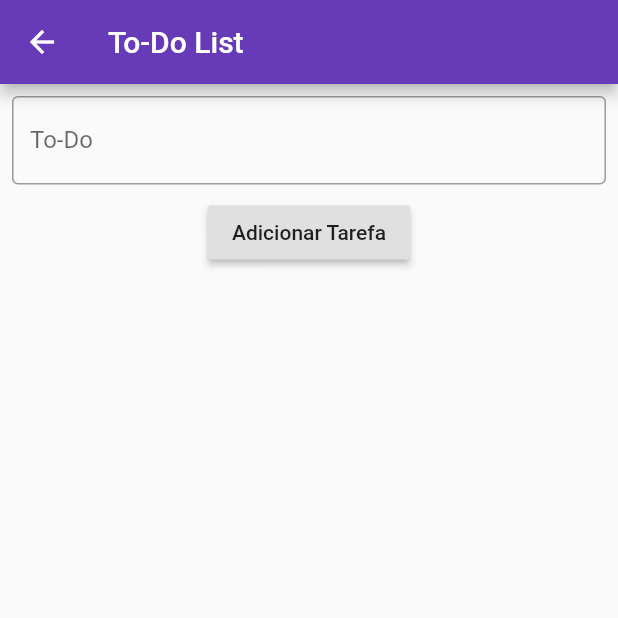
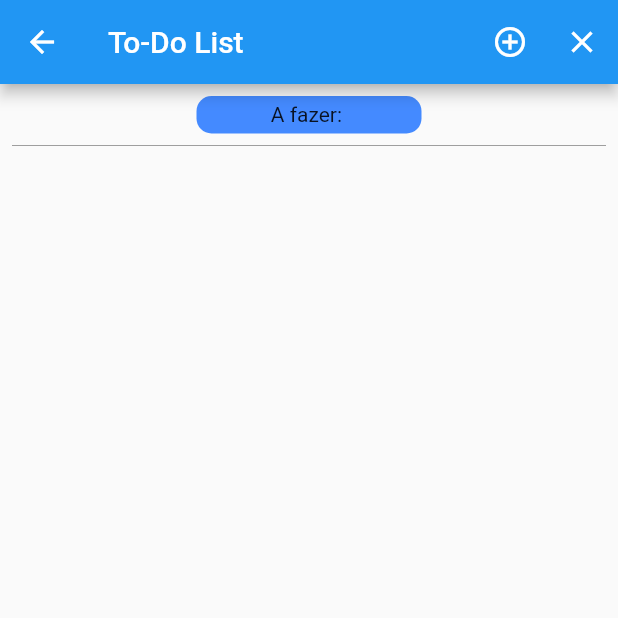
Before and after one commit to bernardo2512/flutter-app-test, a Flutter app: the HomePage screen opened by its route, in the side drawer, after a tap on "To-Do", on a phone screen of 412 x 824 dp, the top half of it. Run offline on Flutter 3.47's test engine with Material 2 defaults, Android fonts, the phone set to English and light mode, and no system bars; network calls fail.

Commit message:
codigo usando CARD on listView

```diff
--- /dev/null
+++ b/lib/todo_controller.dart
@@ -0,0 +1,21 @@
+
+import 'package:flutter/widgets.dart';
+
+class TodoController extends ChangeNotifier {
+
+  static TodoController instance = TodoController();
+  List<String> todoList = [];
+
+  addTarefa(String tarefa){
+    this.todoList.add(tarefa);
+  }
+
+
+  getTarefa(int index){
+    return this.todoList[index];
+  }
+
+  removeTarefa(int index){
+    this.todoList.remove(this.getTarefa(index));
+  }
+}
--- a/lib/todo_page.dart
+++ /dev/null
@@ -1,56 +0,0 @@
-import 'package:flutter/material.dart';
-
-class TodoPage extends StatefulWidget {
-  @override
-  _TodoPageState createState() => _TodoPageState();
-}
-
-class _TodoPageState extends State<TodoPage> {
-  List<String> todoList = [];
-  String todo = 'a';
-  final TextEditingController _controller = TextEditingController();
-
-
-  @override
-  Widget build(BuildContext context) {
-    return Scaffold(
-          appBar: AppBar(
-            title: Text("To-Do List"),
-            actions: [],
-          ),
-          body: Column(
-              children: [
-                Padding(
-                  padding: const EdgeInsets.all(8.0),
-                  child: TextField(
-                    controller:_controller,
-                    decoration: InputDecoration(
-                      labelText: 'To-Do',
-                      border: OutlineInputBorder()
-                    ),
-                  ),
-                ),
-                RaisedButton(
-                  onPressed:(){
-                    todoList.add(_controller.text);
-                    _controller.clear();
-                    print(todoList);
-
-                  },
-                  child: Container(
-                    child: Text('Adicionar Tarefa'),
-                  ),
-                ),
-                Expanded(
-                  child: ListView.builder(
-                    itemCount: todoList.length,
-                    itemBuilder: (ctx,i) => Text(todoList[i])
-                  ),
-                )
-
-              ],
-            ),
-    );
-  }
-
-}
--- a/lib/home_page.dart
+++ b/lib/widgets/pages/home_page.dart
@@ -1,7 +1,7 @@
-
 
 import 'package:flutter/material.dart';
-import 'package:ola_mundo/app_controller.dart';
+
+import '../../app_controller.dart';
 
 class HomePage extends StatefulWidget {
   @override
@@ -40,19 +40,11 @@ class HomePageState extends State<HomePage> {
               },
             ),
             ListTile(
-              leading: Icon(Icons.explore),
-              title: Text('Challenge'),
-              subtitle: Text("Desafio Flutterando"),
-              onTap: (){
-                Navigator.of(context).pushReplacementNamed('/desafio');
-              },
-            ),
-            ListTile(
               leading: Icon(Icons.assignment),
               title: Text('To-Do'),
               subtitle: Text("To-Do List"),
               onTap: (){
-                Navigator.of(context).pushNamed('/todo');
+                Navigator.of(context).pushReplacementNamed('/todo');
               },
             ),
             ListTile(
@@ -83,31 +75,7 @@ class HomePageState extends State<HomePage> {
               Container(
                 height: 50,
               ),
-              Row(
-                mainAxisAlignment: MainAxisAlignment.spaceAround,
-                crossAxisAlignment: CrossAxisAlignment.center,
-                children: [
-                  Container(
-                    width: 50,
-                    height: 50,
-                    color: Colors.black,
 
-                  ),
-                  Container(
-                    width: 50,
-                    height: 50,
-                    color: Colors.black,
-
-                  ),
-                  Container(
-                    width: 50,
-                    height: 50,
-                    color: Colors.black,
-
-                  ),
-
-                ],
-              )
             ]
           ),
       ),
--- /dev/null
+++ b/lib/widgets/pages/todo_page.dart
@@ -0,0 +1,80 @@
+import 'package:flutter/material.dart';
+
+import '../../todo_controller.dart';
+
+class TodoPage extends StatefulWidget {
+  @override
+  _TodoPageState createState() => _TodoPageState();
+}
+
+class _TodoPageState extends State<TodoPage> {
+
+  @override
+  Widget build(BuildContext context) {
+    return Scaffold(
+          appBar: AppBar(
+            title: Text("To-Do List"),
+            actions: [IconButton(icon: Icon(Icons.add_circle_outline), onPressed:(){
+              Navigator.of(context).pushReplacementNamed('/addtodo');
+            }),
+              IconButton(icon: Icon(Icons.close), onPressed: (){
+                          Navigator.of(context).pushReplacementNamed('/home');
+            }),
+            ],
+          ),
+          body: Padding(
+            padding: const EdgeInsets.all(8.0),
+            child: Column(
+              children: [Container(
+                width: 150,
+                height: 25,
+                alignment: Alignment.center,
+                child: Text("A fazer: "),
+                decoration: BoxDecoration(
+                  color: Colors.blueAccent,
+                  borderRadius: BorderRadius.circular(10)
+                ),
+              ),Divider(
+                color: Colors.grey,
+              ),
+                Expanded(
+                      child: ListView.builder(
+                itemCount: TodoController.instance.todoList.length,
+                itemBuilder: (ctx,i) => Dismissible(
+                  direction: DismissDirection.endToStart,
+                  background: Container(
+                    color: Colors.red,
+                    child: Container(
+                      alignment: Alignment.centerRight,
+                      child: Icon(Icons.delete_forever)
+                      ),
+                    ),
+                    key: Key(
+                      TodoController.instance.getTarefa(i)
+                      ),
+                        child: Padding(
+                          padding: const EdgeInsets.all(6.0),
+                          child: Card(
+                            color: Colors.lightBlueAccent,
+                            child: Center(
+                              child: Text(
+                                TodoController.instance.getTarefa(i)
+                              ),
+                            ),
+                          )
+                          ),
+                      onDismissed: (ditection){
+                    setState(() {
+                      TodoController.instance.removeTarefa(i);
+                    });
+                  },
+                   )
+                   ),
+                ),
+              ],
+            ),
+          ),
+    );
+  }
+
+}
--- a/pubspec.yaml
+++ b/pubspec.yaml
@@ -21,6 +21,7 @@ environment:
   sdk: ">=2.7.0 <3.0.0"
 
 dependencies:
+  http: ^0.12.2
   flutter:
     sdk: flutter
 
```
Also changed, not shown: lib/addtodo.dart (added, +43 -0 lines), lib/app_widget.dart (+7 -7 lines), lib/desafio_page.dart (deleted, +0 -73 lines), lib/tarefa.dart (added, +13 -0 lines), lib/widgets/pages/login_page.dart (renamed from lib/login_page.dart), pubspec.lock, 1 other file.
